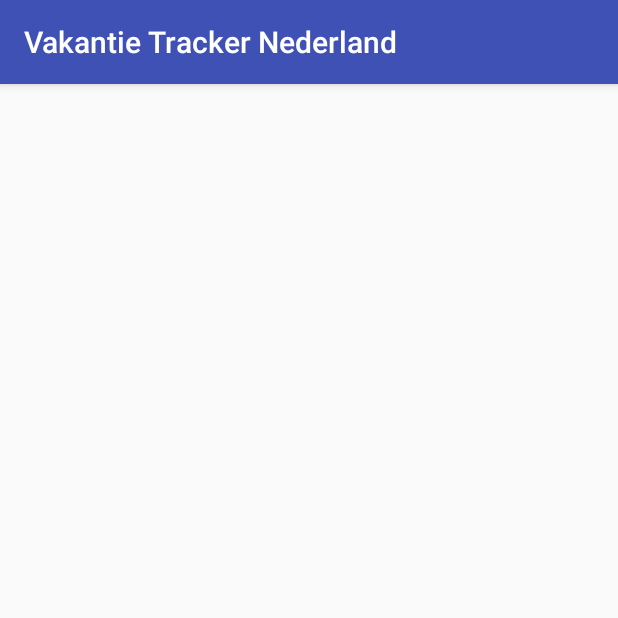
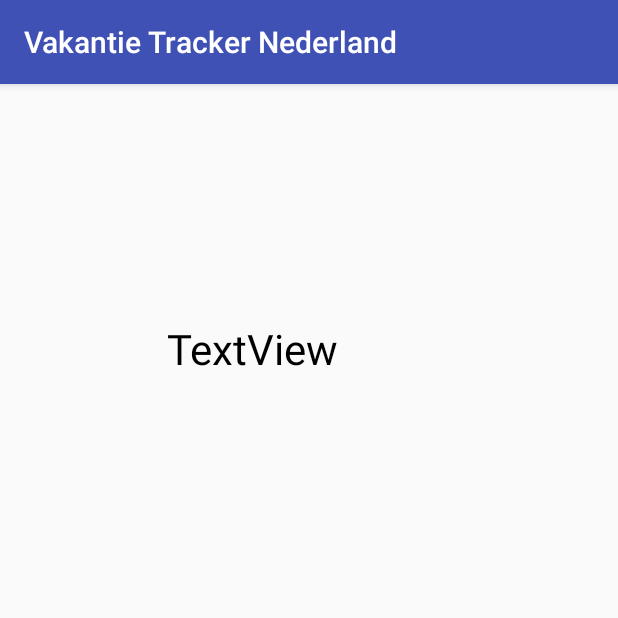
Before and after one commit to CIearSkies/VakantieTrackerNederland, an Android app: the VakantieDetail screen opened directly, with no data from a screen before it, on a phone screen of 412 x 824 dp, the top half of it. Run offline under Robolectric (Android 15) with nearby library versions, the phone set to English and light mode, and no system bars.

Commit message:
Detail activity and base adapter

```diff
--- a/app/src/main/AndroidManifest.xml
+++ b/app/src/main/AndroidManifest.xml
@@ -17,7 +17,8 @@
             </intent-filter>
         </activity>
         <activity android:name=".hoofdAdapter" />
-        <activity android:name=".VakantieDetail"></activity>
+        <activity android:name=".VakantieDetail" />
+        <activity android:name=".detailAdapter"></activity>
     </application>
 
 </manifest>
--- a/app/src/main/res/layout/activity_vakantie_detail.xml
+++ b/app/src/main/res/layout/activity_vakantie_detail.xml
@@ -4,6 +4,35 @@
     xmlns:tools="http://schemas.android.com/tools"
     android:layout_width="match_parent"
     android:layout_height="match_parent"
-    tools:context="com.arstotzka.tristen.vakantietrackernederland.VakantieDetail">
+    tools:context="com.arstotzka.tristen.vakantietrackernederland.MainActivity">
 
+    <ListView
+        android:id="@+id/regioList"
+        android:layout_width="384dp"
+        android:layout_height="416dp"
+        app:layout_constraintBottom_toBottomOf="parent"
+        app:layout_constraintHorizontal_bias="0.0"
+        app:layout_constraintLeft_toLeftOf="parent"
+        app:layout_constraintRight_toRightOf="parent"
+        app:layout_constraintTop_toTopOf="parent"
+        app:layout_constraintVertical_bias="1.0" />
+
+    <TextView
+        android:id="@+id/vakantie_dt_title"
+        android:layout_width="189dp"
+        android:layout_height="38dp"
+        android:fontFamily="sans-serif"
+        android:text="TextView"
+        android:textAppearance="@style/TextAppearance.AppCompat.Body2"
+        android:textColor="@android:color/black"
+        android:textSize="28sp"
+        tools:text="Zomervakantie"
+        app:layout_constraintTop_toTopOf="parent"
+        android:layout_marginTop="8dp"
+        android:layout_marginBottom="8dp"
+        app:layout_constraintBottom_toTopOf="@+id/regioList"
+        android:layout_marginRight="8dp"
+        app:layout_constraintRight_toRightOf="parent"
+        android:layout_marginLeft="8dp"
+        app:layout_constraintLeft_toLeftOf="parent" />
 </android.support.constraint.ConstraintLayout>
```
Also changed, not shown: app/src/main/java/com/arstotzka/tristen/vakantietrackernederland/MainActivity.java (+13 -1 lines), app/src/main/java/com/arstotzka/tristen/vakantietrackernederland/detailAdapter.java (added, +13 -0 lines), app/src/main/res/layout/activity_detail_adapter.xml (added, +9 -0 lines), app/src/main/res/layout/activity_main.xml (+2 -6 lines).
